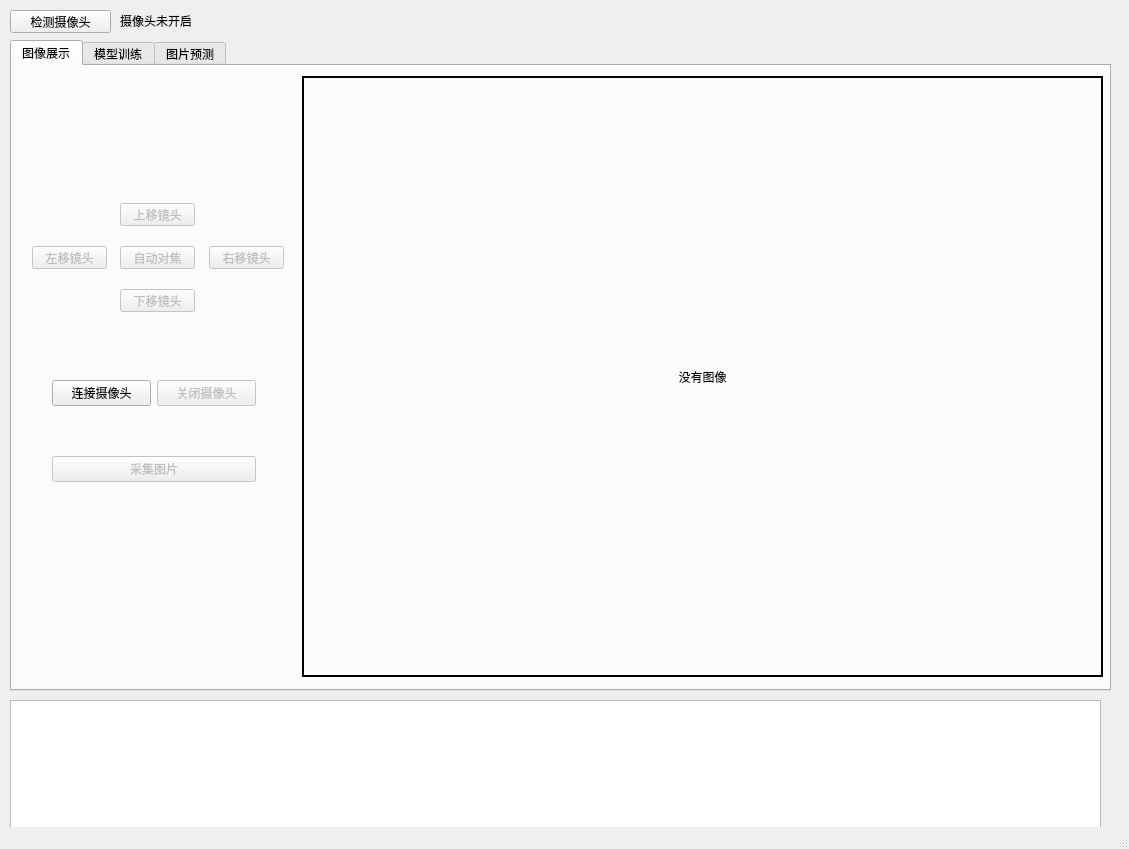
Old version of the form ui/Microbial.ui in the repository banniford/Microbial-identification.
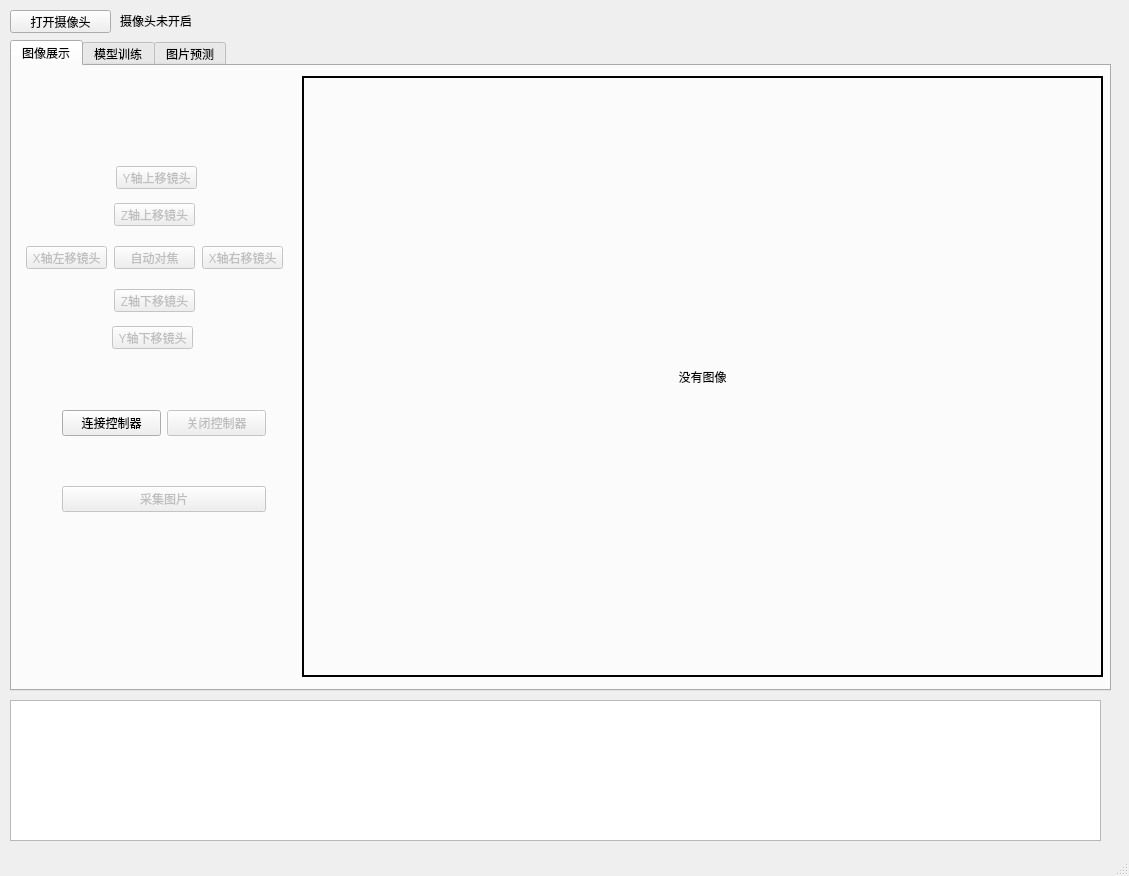
New version of the form. The open tabs and pages were chosen to show the change.

Commit message: arduino控制部分完成

```diff
--- a/ui/Microbial.ui
+++ b/ui/Microbial.ui
@@ -7,7 +7,7 @@
     <x>0</x>
     <y>0</y>
     <width>1129</width>
-    <height>849</height>
+    <height>876</height>
    </rect>
   </property>
   <property name="windowTitle">
@@ -48,14 +48,14 @@
       </property>
       <property name="geometry">
        <rect>
-        <x>108</x>
+        <x>102</x>
         <y>137</y>
-        <width>75</width>
+        <width>81</width>
         <height>23</height>
        </rect>
       </property>
       <property name="text">
-       <string>上移镜头</string>
+       <string>Z轴上移镜头</string>
       </property>
      </widget>
      <widget class="QPushButton" name="pushButton_3">
@@ -64,14 +64,14 @@
       </property>
       <property name="geometry">
        <rect>
-        <x>20</x>
+        <x>14</x>
         <y>180</y>
-        <width>75</width>
+        <width>81</width>
         <height>23</height>
        </rect>
       </property>
       <property name="text">
-       <string>左移镜头</string>
+       <string>X轴左移镜头</string>
       </property>
      </widget>
      <widget class="QPushButton" name="pushButton_4">
@@ -80,14 +80,14 @@
       </property>
       <property name="geometry">
        <rect>
-        <x>197</x>
+        <x>190</x>
         <y>180</y>
-        <width>75</width>
+        <width>81</width>
         <height>23</height>
        </rect>
       </property>
       <property name="text">
-       <string>右移镜头</string>
+       <string>X轴右移镜头</string>
       </property>
      </widget>
      <widget class="QPushButton" name="pushButton_5">
@@ -96,14 +96,14 @@
       </property>
       <property name="geometry">
        <rect>
-        <x>108</x>
+        <x>102</x>
         <y>223</y>
-        <width>75</width>
+        <width>81</width>
         <height>23</height>
        </rect>
       </property>
       <property name="text">
-       <string>下移镜头</string>
+       <string>Z轴下移镜头</string>
       </property>
      </widget>
      <widget class="QPushButton" name="pushButton_6">
@@ -112,9 +112,9 @@
       </property>
       <property name="geometry">
        <rect>
-        <x>108</x>
+        <x>102</x>
         <y>180</y>
-        <width>75</width>
+        <width>81</width>
         <height>23</height>
        </rect>
       </property>
@@ -184,8 +184,8 @@
      <widget class="QWidget" name="gridLayoutWidget">
       <property name="geometry">
        <rect>
-        <x>40</x>
-        <y>270</y>
+        <x>50</x>
+        <y>300</y>
         <width>204</width>
         <height>191</height>
        </rect>
@@ -197,14 +197,14 @@
           <bool>false</bool>
          </property>
          <property name="text">
-          <string>关闭摄像头</string>
+          <string>关闭控制器</string>
          </property>
         </widget>
        </item>
        <item row="0" column="0">
         <widget class="QPushButton" name="pushButton_7">
          <property name="text">
-          <string>连接摄像头</string>
+          <string>连接控制器</string>
          </property>
         </widget>
        </item>
@@ -220,6 +220,38 @@
        </item>
       </layout>
      </widget>
+     <widget class="QPushButton" name="pushButton_19">
+      <property name="enabled">
+       <bool>false</bool>
+      </property>
+      <property name="geometry">
+       <rect>
+        <x>100</x>
+        <y>260</y>
+        <width>81</width>
+        <height>23</height>
+       </rect>
+      </property>
+      <property name="text">
+       <string>Y轴下移镜头</string>
+      </property>
+     </widget>
+     <widget class="QPushButton" name="pushButton_20">
+      <property name="enabled">
+       <bool>false</bool>
+      </property>
+      <property name="geometry">
+       <rect>
+        <x>104</x>
+        <y>100</y>
+        <width>81</width>
+        <height>23</height>
+       </rect>
+      </property>
+      <property name="text">
+       <string>Y轴上移镜头</string>
+      </property>
+     </widget>
     </widget>
     <widget class="QWidget" name="tab_3">
      <attribute name="title">
@@ -488,7 +520,7 @@
      </rect>
     </property>
     <property name="text">
-     <string>检测摄像头</string>
+     <string>打开摄像头</string>
     </property>
    </widget>
    <widget class="QTextEdit" name="textEdit">
```
Left out of the diff: 2 changed lines with no effect on the pictures.
